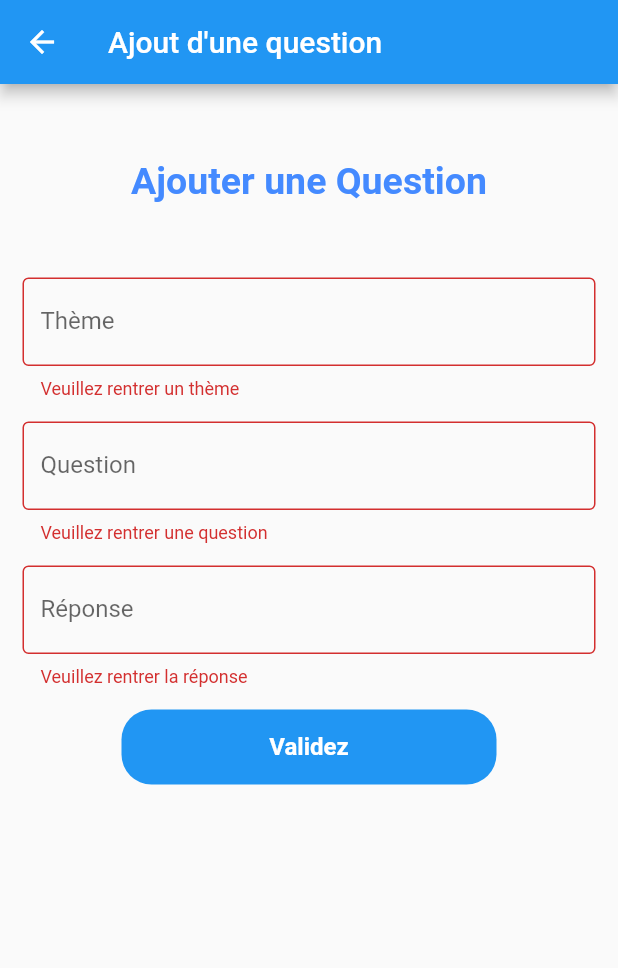
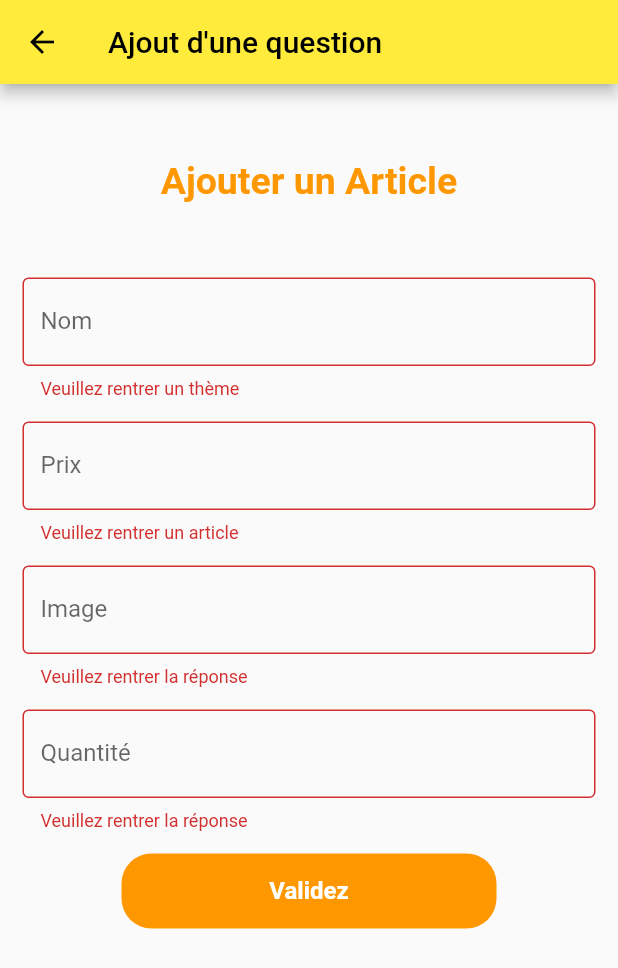
Before and after one commit to LucasC78/AP4, a Flutter app: the Ajout screen opened by its route, after a tap on "Validez", on a phone screen of 412 x 824 dp. Shown: the top 968 px of the screen. Run offline on Flutter 3.47's test engine with Material 2 defaults, Android fonts, the phone set to English and light mode, and no system bars; network calls fail.

Commit message:
push 26 mai

```diff
--- a/lib/main.dart
+++ b/lib/main.dart
@@ -15,7 +15,7 @@ class Home extends StatelessWidget {
     return MaterialApp(
       title: 'Notre application de quizz',
       theme: ThemeData(
-        primarySwatch: Colors.blue,
+        primarySwatch: Colors.yellow,
       ),
       routes: {
         '/': (context) => const Connexion(),
--- a/lib/pages/Affichage.dart
+++ b/lib/pages/Affichage.dart
@@ -11,12 +11,12 @@ class Affichage extends StatefulWidget {
 }
 
 class _AffichageState extends State<Affichage> {
-  late Future<List> _question;
+  late Future<List> _articles;
 
   @override
   void initState() {
     super.initState();
-    _question = Question.getAllQuestion();
+    _articles = Question.getAllQuestion();
   }
 
   @override
@@ -26,7 +26,7 @@ class _AffichageState extends State<Affichage> {
         title: const Text("Liste des questions"),
       ),
       body: FutureBuilder<List>(
-        future: _question,
+        future: _articles,
         builder: (context, snapshot) {
           if (snapshot.hasData) {
             return ListView.builder(
@@ -38,11 +38,20 @@ class _AffichageState extends State<Affichage> {
                         crossAxisAlignment: CrossAxisAlignment.stretch,
                         children: [
                           Text(
-                            snapshot.data![i]['question'].toString(),
+                            snapshot.data![i]['name'].toString(),
                             style: const TextStyle(fontSize: 20),
                           ),
                           Text(
-                            snapshot.data![i]['reponse'].toString(),
+                            snapshot.data![i]['prix'].toString(),
+                            style: const TextStyle(fontSize: 18),
+                          ),
+                          Image.asset(
+                            snapshot.data![i]['image'],
+                            height: 250,
+                            width: 250,
+                          ),
+                          Text(
+                            snapshot.data![i]['quantite'].toString(),
                             style: const TextStyle(fontSize: 18),
                           ),
                           Row(
--- a/lib/pages/Ajout.dart
+++ b/lib/pages/Ajout.dart
@@ -10,9 +10,10 @@ class Ajout extends StatefulWidget {
 
 class _AjoutState extends State<Ajout> {
   final GlobalKey<FormState> login = GlobalKey<FormState>();
-  final themeController = TextEditingController();
-  final questionController = TextEditingController();
-  final reponseController = TextEditingController();
+  final nameController = TextEditingController();
+  final prixController = TextEditingController();
+  final imageController = TextEditingController();
+  final quantiteController = TextEditingController();
 
   @override
   Widget build(BuildContext context) {
@@ -39,22 +40,22 @@ class _AjoutState extends State<Ajout> {
                 padding: EdgeInsets.all(50),
                 child: Center(
                   child: Text(
-                    "Ajouter une Question",
+                  "Ajouter un Article",
                     style: TextStyle(
                         fontWeight: FontWeight.bold,
                         fontSize: 25,
-                        color: Colors.blueAccent),
+                        color: Colors.orange),
                   ),
                 ),
               ),
               Padding(
                 padding: const EdgeInsets.symmetric(horizontal: 15),
                 child: TextFormField(
-                  controller: themeController,
+                  controller: nameController,
                   decoration: const InputDecoration(
                       border: OutlineInputBorder(),
-                      labelText: 'Thème',
-                      hintText: 'Entrez un thème'),
+                      labelText: 'Nom',
+                      hintText: 'Entrez le nom'),
                   validator: (value) {
                     if (value == null || value.isEmpty) {
                       return "Veuillez rentrer un thème";
@@ -67,14 +68,14 @@ class _AjoutState extends State<Ajout> {
                 padding: const EdgeInsets.only(
                     left: 15.0, right: 15.0, top: 15, bottom: 0),
                 child: TextFormField(
-                  controller: questionController,
+                  controller: prixController,
                   decoration: const InputDecoration(
                       border: OutlineInputBorder(),
-                      labelText: 'Question',
-                      hintText: 'Entrez une question'),
+                      labelText: 'Prix',
+                      hintText: 'Entrez un prix'),
                   validator: (value) {
                     if (value == null || value.isEmpty) {
-                      return "Veuillez rentrer une question";
+                      return "Veuillez rentrer un article";
                     }
                     return null;
                   },
@@ -84,11 +85,28 @@ class _AjoutState extends State<Ajout> {
                 padding: const EdgeInsets.only(
                     left: 15.0, right: 15.0, top: 15, bottom: 0),
                 child: TextFormField(
-                  controller: reponseController,
+                  controller: imageController,
                   decoration: const InputDecoration(
                       border: OutlineInputBorder(),
-                      labelText: 'Réponse',
-                      hintText: 'Entrez la réponse'),
+                      labelText: 'Image',
+                      hintText: 'Entrez l image'),
+                  validator: (value) {
+                    if (value == null || value.isEmpty) {
+                      return "Veuillez rentrer la réponse";
+                    }
+                    return null;
+                  },
+                ),
+              ),
+              Padding(
+                padding: const EdgeInsets.only(
+                    left: 15.0, right: 15.0, top: 15, bottom: 0),
+                child: TextFormField(
+                  controller: quantiteController,
+                  decoration: const InputDecoration(
+                      border: OutlineInputBorder(),
+                      labelText: 'Quantité',
+                      hintText: 'Entrez la quantité'),
                   validator: (value) {
                     if (value == null || value.isEmpty) {
                       return "Veuillez rentrer la réponse";
@@ -103,13 +121,14 @@ class _AjoutState extends State<Ajout> {
                   width: 250,
                   margin: const EdgeInsets.fromLTRB(0, 15, 0, 0),
                   decoration: BoxDecoration(
-                      color: Colors.blue,
+                      color: Colors.orange,
                       borderRadius: BorderRadius.circular(20)),
                   child: TextButton(
                     onPressed: () {
                       if (login.currentState!.validate()) {
-                        Question.ajout(context, themeController.text,
-                            questionController.text, reponseController.text);
+                        Question.ajout(context, nameController.text,
+                        prixController.text, imageController.text,
+                        quantiteController.text);
                       }
                     },
                     child: const Text("Validez",
--- a/lib/pages/Connexion.dart
+++ b/lib/pages/Connexion.dart
@@ -38,7 +38,7 @@ class _ConnexionState extends State<Connexion> {
                   style: TextStyle(
                       fontWeight: FontWeight.bold,
                       fontSize: 25,
-                      color: Colors.blueAccent),
+                      color: Colors.orange),
                 ),
               ),
             ),
@@ -82,7 +82,7 @@ class _ConnexionState extends State<Connexion> {
                 width: 250,
                 margin: const EdgeInsets.fromLTRB(0, 15, 0, 0),
                 decoration: BoxDecoration(
-                    color: Colors.blue,
+                    color: Colors.orange,
                     borderRadius: BorderRadius.circular(20)),
                 child: TextButton(
                   onPressed: () {
--- a/lib/pages/Modifier.dart
+++ b/lib/pages/Modifier.dart
@@ -12,22 +12,24 @@ class Modifier extends StatefulWidget {
 
 class _ModifierState extends State<Modifier> {
   final GlobalKey<FormState> login = GlobalKey<FormState>();
-  final themeController = TextEditingController();
-  final questionController = TextEditingController();
-  final reponseController = TextEditingController();
-  late Future<List> _question;
+  final nameController = TextEditingController();
+  final prixController = TextEditingController();
+  final imageController = TextEditingController();
+  final quantiteController = TextEditingController();
+  late Future<List> _articles;
 
   @override
   void initState() {
     super.initState();
     // On récupère les informations de la question avec son id
     // passé en paramètre
-    _question = Question.getQuestion(widget.id);
-    _question.then((value) => {
+    _articles = Question.getQuestion(widget.id);
+    _articles.then((value) => {
           // On pré-remplit le formulaire avec les données récupérer de l'API
-          themeController.text = value[0]['theme'],
-          questionController.text = value[0]['question'],
-          reponseController.text = value[0]['reponse'],
+          nameController.text = value[0]['name'],
+          prixController.text = value[0]['prix'],
+          imageController.text = value[0]['image'],
+          quantiteController.text = value[0]['quantite'],
         });
   }
 
@@ -45,7 +47,7 @@ class _ModifierState extends State<Modifier> {
   Widget _Modifier(BuildContext context) {
     return Scaffold(
       appBar: AppBar(
-        title: const Text("Modification d'une question"),
+        title: const Text("Modification d'un article"),
       ),
       body: SingleChildScrollView(
         child: Column(
@@ -56,21 +58,21 @@ class _ModifierState extends State<Modifier> {
                 padding: EdgeInsets.all(50),
                 child: Center(
                   child: Text(
-                    "Modifier une Question",
+                    "Modifier un article",
                     style: TextStyle(
                         fontWeight: FontWeight.bold,
                         fontSize: 25,
-                        color: Colors.blueAccent),
+                        color: Colors.orange),
                   ),
                 ),
               ),
               Padding(
                 padding: const EdgeInsets.symmetric(horizontal: 15),
                 child: TextFormField(
-                  controller: themeController,
+                  controller: nameController,
                   decoration: const InputDecoration(
                       border: OutlineInputBorder(),
-                      labelText: 'Thème',
+                      labelText: 'Nom',
                       hintText: 'Entrez un thème'),
                   validator: (value) {
                     if (value == null || value.isEmpty) {
@@ -84,10 +86,10 @@ class _ModifierState extends State<Modifier> {
                 padding: const EdgeInsets.only(
                     left: 15.0, right: 15.0, top: 15, bottom: 0),
                 child: TextFormField(
-                  controller: questionController,
+                  controller: prixController,
                   decoration: const InputDecoration(
                       border: OutlineInputBorder(),
-                      labelText: 'Question',
+                      labelText: 'Prix',
                       hintText: 'Entrez une question'),
                   validator: (value) {
                     if (value == null || value.isEmpty) {
@@ -101,10 +103,27 @@ class _ModifierState extends State<Modifier> {
                 padding: const EdgeInsets.only(
                     left: 15.0, right: 15.0, top: 15, bottom: 0),
                 child: TextFormField(
-                  controller: reponseController,
+                  controller: imageController,
                   decoration: const InputDecoration(
                       border: OutlineInputBorder(),
-                      labelText: 'Réponse',
+                      labelText: 'Image',
+                      hintText: 'Entrez la réponse'),
+                  validator: (value) {
+                    if (value == null || value.isEmpty) {
+                      return "Veuillez rentrer la réponse";
+                    }
+                    return null;
+                  },
+                ),
+              ),
+              Padding(
+                padding: const EdgeInsets.only(
+                    left: 15.0, right: 15.0, top: 15, bottom: 0),
+                child: TextFormField(
+                  controller: quantiteController,
+                  decoration: const InputDecoration(
+                      border: OutlineInputBorder(),
+                      labelText: 'Quantité',
                       hintText: 'Entrez la réponse'),
                   validator: (value) {
                     if (value == null || value.isEmpty) {
@@ -120,7 +139,7 @@ class _ModifierState extends State<Modifier> {
                   width: 250,
                   margin: const EdgeInsets.fromLTRB(0, 15, 0, 0),
                   decoration: BoxDecoration(
-                      color: Colors.blue,
+                      color: Colors.orange,
                       borderRadius: BorderRadius.circular(20)),
                   child: TextButton(
                     onPressed: () {
@@ -128,9 +147,10 @@ class _ModifierState extends State<Modifier> {
                         Question.Update(
                             context,
                             widget.id,
-                            themeController.text,
-                            questionController.text,
-                            reponseController.text);
+                            nameController.text,
+                            prixController.text,
+                            imageController.text,
+                            quantiteController.text);
                       }
                     },
                     child: const Text("Validez",
--- a/lib/question.dart
+++ b/lib/question.dart
@@ -7,7 +7,7 @@ class Question {
 
   static Future<List> getAllQuestion() async {
     try {
-      var res = await http.get(Uri.parse("$baseUrl/question"));
+      var res = await http.get(Uri.parse("$baseUrl/articles"));
       if (res.statusCode == 200) {
         return jsonDecode(res.body);
       } else {
@@ -20,7 +20,7 @@ class Question {
 
   static Future<List> getQuestion(int id) async {
     try {
-      var res = await http.get(Uri.parse("$baseUrl/question/$id"));
+      var res = await http.get(Uri.parse("$baseUrl/Connexion/$id"));
       if (res.statusCode == 200) {
         return jsonDecode(res.body);
       } else {
@@ -53,18 +53,19 @@ class Question {
     }
   }
 
-  static ajout(BuildContext context, String theme, String question,
-      String reponse) async {
+  static ajout(BuildContext context, String name, String prix,
+      String image, String quantite) async {
     try {
       var res = await http.post(
-        Uri.parse("$baseUrl/question"),
+        Uri.parse("$baseUrl/articles"),
         headers: <String, String>{
           'Content-Type': 'application/json; charset=UTF-8',
         },
         body: jsonEncode(<String, String>{
-          'theme': theme,
-          'question': question,
-          'reponse': reponse
+          'name': name,
+          'prix': prix,
+          'image': image,
+          'quantite': quantite
         }),
       );
       if (res.statusCode == 200) {
@@ -77,18 +78,19 @@ class Question {
     }
   }
 
-  static Update(BuildContext context, int id, String theme, String question,
-      String reponse) async {
+  static Update(BuildContext context, int id, String name, String prix,
+      String image, String quantite) async {
     try {
       var res = await http.put(
-        Uri.parse("$baseUrl/question/$id"),
+        Uri.parse("$baseUrl/articles/$id"),
         headers: <String, String>{
           'Content-Type': 'application/json; charset=UTF-8',
         },
         body: jsonEncode(<String, String>{
-          'theme': theme,
-          'question': question,
-          'reponse': reponse,
+          'name': name,
+          'prix': prix,
+          'image': image,
+          'quantite': quantite,
           'id': id.toString()
         }),
       );
@@ -103,7 +105,7 @@ class Question {
   }
 
   static Delete(BuildContext context, int id) async {
-    var res = await http.delete(Uri.parse('$baseUrl/question/$id'),
+    var res = await http.delete(Uri.parse('$baseUrl/articles/$id'),
         body: id.toString());
     if (res.statusCode == 200) {
       Navigator.pushNamed(context, '/liste');
```
Also changed, not shown: assets/cage_de_foot.jpg (added), assets/chasuble.jpg (added), assets/kisspng-football-water-polo-ball-handball-fifa-ball-5b2f4e46c49037.5683553215298268868051.png (added).
